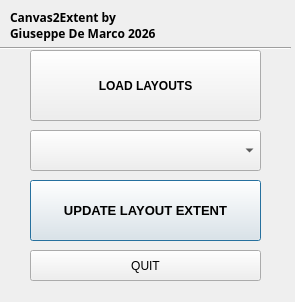
The window that canvas2extent_dialog_base.ui (demarcog/canvas2extent) describes before a commit, drawn with Qt 5.
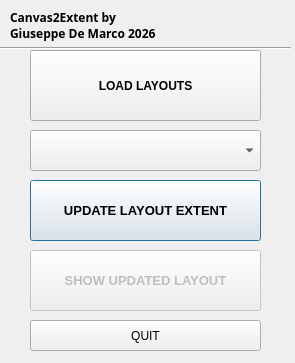
The same window after the commit. Icons and pictures are not drawn.

Diff of the .ui file:
```diff
--- a/canvas2extent_dialog_base.ui
+++ b/canvas2extent_dialog_base.ui
@@ -7,7 +7,7 @@
     <x>0</x>
     <y>0</y>
     <width>295</width>
-    <height>302</height>
+    <height>363</height>
    </rect>
   </property>
   <property name="font">
@@ -145,7 +145,7 @@
    <property name="geometry">
     <rect>
      <x>30</x>
-     <y>250</y>
+     <y>320</y>
      <width>231</width>
      <height>31</height>
     </rect>
@@ -158,6 +158,30 @@
      <normaloff>.</normaloff>.</iconset>
    </property>
   </widget>
+  <widget class="QPushButton" name="ShowL">
+   <property name="enabled">
+    <bool>false</bool>
+   </property>
+   <property name="geometry">
+    <rect>
+     <x>30</x>
+     <y>250</y>
+     <width>231</width>
+     <height>61</height>
+    </rect>
+   </property>
+   <property name="font">
+    <font>
+     <family>Arial</family>
+     <pointsize>10</pointsize>
+     <weight>75</weight>
+     <bold>true</bold>
+    </font>
+   </property>
+   <property name="text">
+    <string>SHOW UPDATED LAYOUT</string>
+   </property>
+  </widget>
  </widget>
  <resources/>
  <connections>
```
